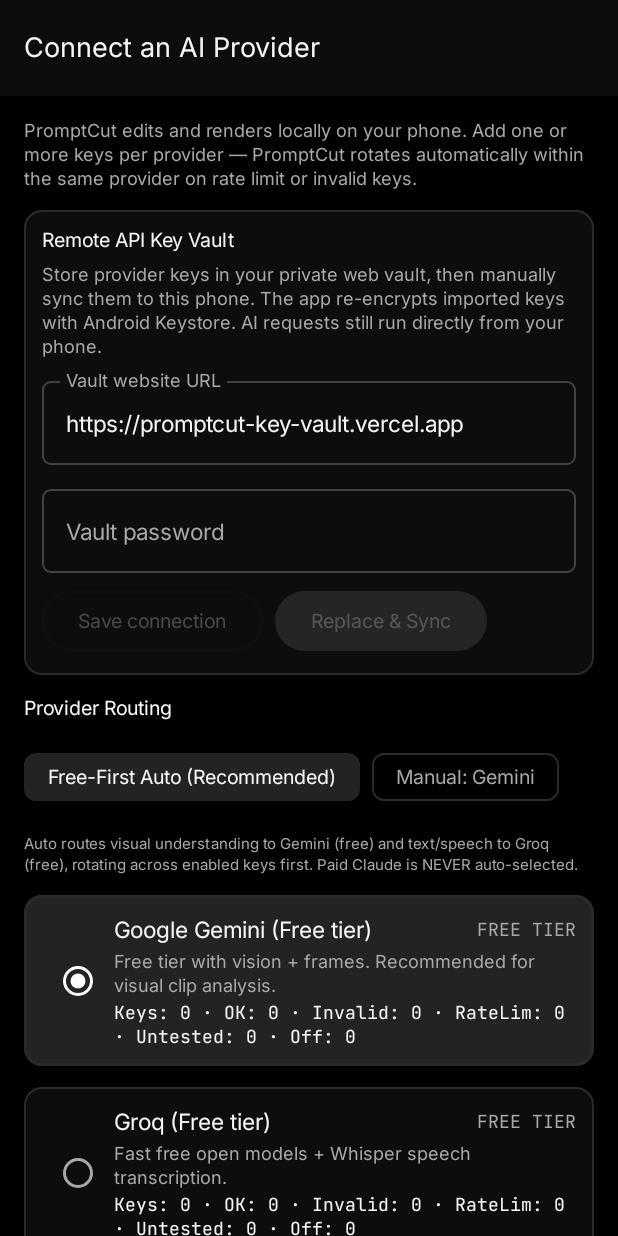
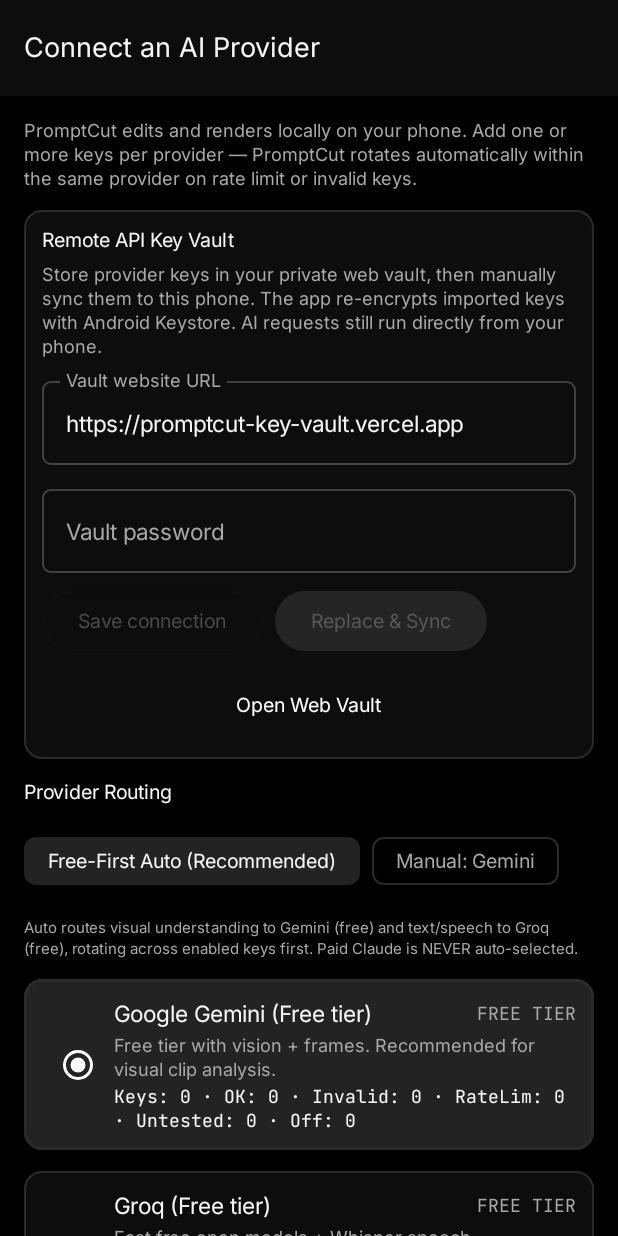
Before and after one commit to actxxxx02-png/AngKur-v2, an Android app built with Jetpack Compose: the screen it shows after launch (MainActivity), on a phone screen of 412 x 824 dp. Run offline under Robolectric (Android 15) with nearby library versions, the phone set to English and light mode, and no system bars; our stand-ins replace Room's generated code; pictures from the network do not load.

Commit message:
Add one-tap open vault action in settings

```diff
--- a/app/src/main/java/com/promptcut/app/ui/components/SettingsScreen.kt
+++ b/app/src/main/java/com/promptcut/app/ui/components/SettingsScreen.kt
@@ -56,6 +56,7 @@ import androidx.compose.ui.text.input.PasswordVisualTransformation
 import androidx.compose.ui.text.input.VisualTransformation
 import androidx.compose.ui.unit.dp
 import com.promptcut.app.EditorViewModel
+import com.promptcut.app.DEFAULT_REMOTE_KEY_VAULT_URL
 import com.promptcut.app.PRIVACY_POLICY_URL
 import com.promptcut.app.RemoteKeyVaultClient
 import com.promptcut.app.ThemePreference
@@ -186,6 +187,18 @@ fun SettingsScreen(
                             onClick = { showVaultSyncConfirm = true },
                         ) { Text(if (vaultSyncing) "Syncing…" else "Replace & Sync") }
                     }
+                    TextButton(
+                        onClick = {
+                            val targetUrl = vaultUrl.trim().takeIf { it.startsWith("https://", ignoreCase = true) }
+                                ?: DEFAULT_REMOTE_KEY_VAULT_URL
+                            runCatching {
+                                ctx.startActivity(Intent(Intent.ACTION_VIEW, Uri.parse(targetUrl)))
+                            }.onFailure {
+                                vaultStatus = "Could not open the vault website."
+                            }
+                        },
+                        modifier = Modifier.fillMaxWidth().testTag("open_remote_vault_button"),
+                    ) { Text("Open Web Vault") }
                     vaultStatus?.let {
                         Text(it, style = MaterialTheme.typography.bodySmall, color = MaterialTheme.colorScheme.onSurfaceVariant)
                     }
```
